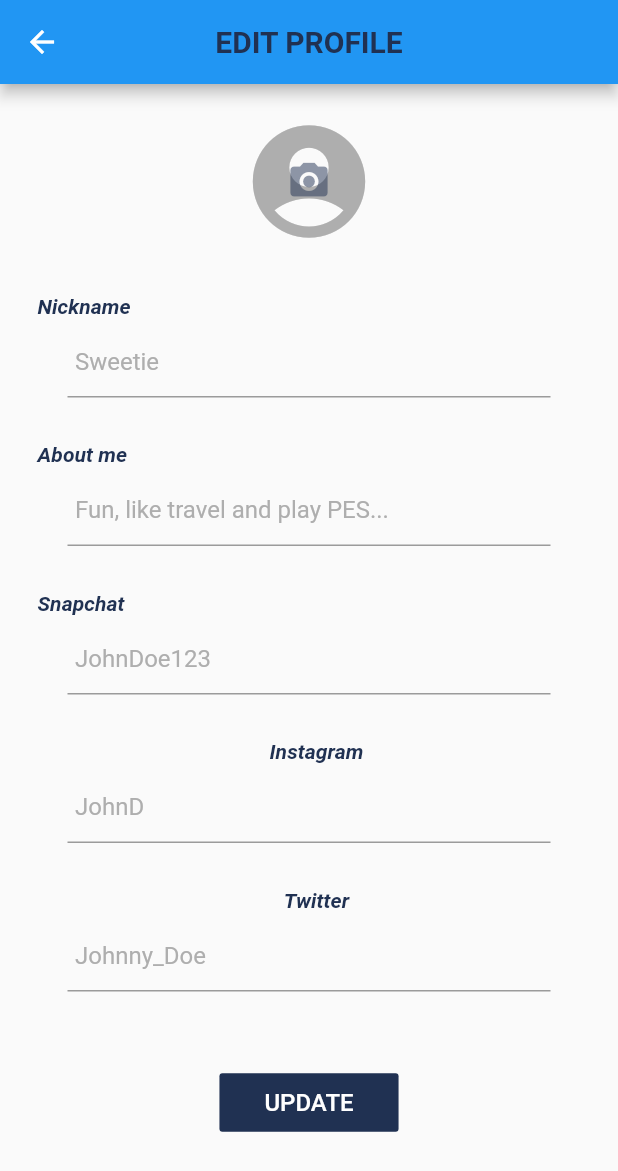
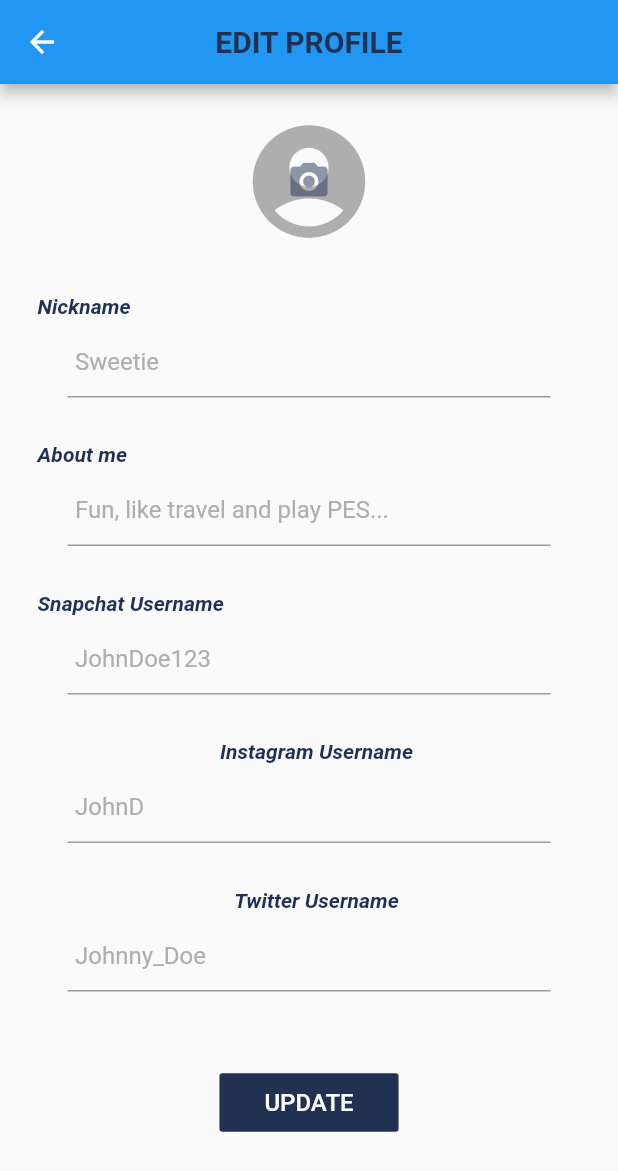
Before and after one commit to RickBaird/senior-project, a Flutter app: the EditProfile screen opened directly, on a phone screen of 412 x 824 dp. Shown: the top 1171 px of the screen. Run offline on Flutter 3.47's test engine with Material 2 defaults, Android fonts, the phone set to English and light mode, and no system bars; our stand-ins replace cached_network_image, cloud_firestore, firebase_auth, firebase_messaging, firebase_storage, flutter_local_notifications and 6 more; accounts and stored records are empty.

Commit message:
Update edit_profile.dart

```diff
--- a/lib/edit_profile.dart
+++ b/lib/edit_profile.dart
@@ -1,4 +1,3 @@
-
 import 'package:flutter/material.dart';
 import 'package:ruroomates/first_screen.dart';
 import 'dart:async';
@@ -115,7 +114,7 @@ class SettingsScreenState extends State<SettingsScreen> {
               .collection('users')
               .document(id)
               .updateData({'nickname': nickname, 'aboutMe': aboutMe, 'photoUrl': photoUrl, 'snapchat': snapchat,
-              'instagram' : instagram, 'twitter' : twitter}).then((data) async {
+            'instagram' : instagram, 'twitter' : twitter}).then((data) async {
             await prefs.setString('photoUrl', photoUrl);
             setState(() {
               isLoading = false;
@@ -162,7 +161,7 @@ class SettingsScreenState extends State<SettingsScreen> {
         .collection('users')
         .document(id)
         .updateData({'nickname': nickname, 'aboutMe': aboutMe, 'photoUrl': photoUrl, 'snapchat': snapchat,
-        'instagram': instagram, 'twitter': twitter}).then((data) async {
+      'instagram': instagram, 'twitter': twitter}).then((data) async {
       await prefs.setString('nickname', nickname);
       await prefs.setString('aboutMe', aboutMe);
       await prefs.setString('photoUrl', photoUrl);
@@ -310,7 +309,7 @@ class SettingsScreenState extends State<SettingsScreen> {
                   // Snapchat account
                   Container(
                     child: Text(
-                      'Snapchat',
+                      'Snapchat Username',
                       style: TextStyle(fontStyle: FontStyle.italic, fontWeight: FontWeight.bold, color: primaryColor),
                     ),
                     margin: EdgeInsets.only(left: 10.0, top: 30.0, bottom: 5.0),
@@ -340,7 +339,7 @@ class SettingsScreenState extends State<SettingsScreen> {
               // Instagram
               Container(
                 child: Text(
-                  'Instagram',
+                  'Instagram Username',
                   style: TextStyle(fontStyle: FontStyle.italic, fontWeight: FontWeight.bold, color: primaryColor),
                 ),
                 margin: EdgeInsets.only(left: 10.0, top: 30.0, bottom: 5.0),
@@ -367,7 +366,7 @@ class SettingsScreenState extends State<SettingsScreen> {
               // Twitter Account
               Container(
                 child: Text(
-                  'Twitter',
+                  'Twitter Username',
                   style: TextStyle(fontStyle: FontStyle.italic, fontWeight: FontWeight.bold, color: primaryColor),
                 ),
                 margin: EdgeInsets.only(left: 10.0, top: 30.0, bottom: 5.0),
```
